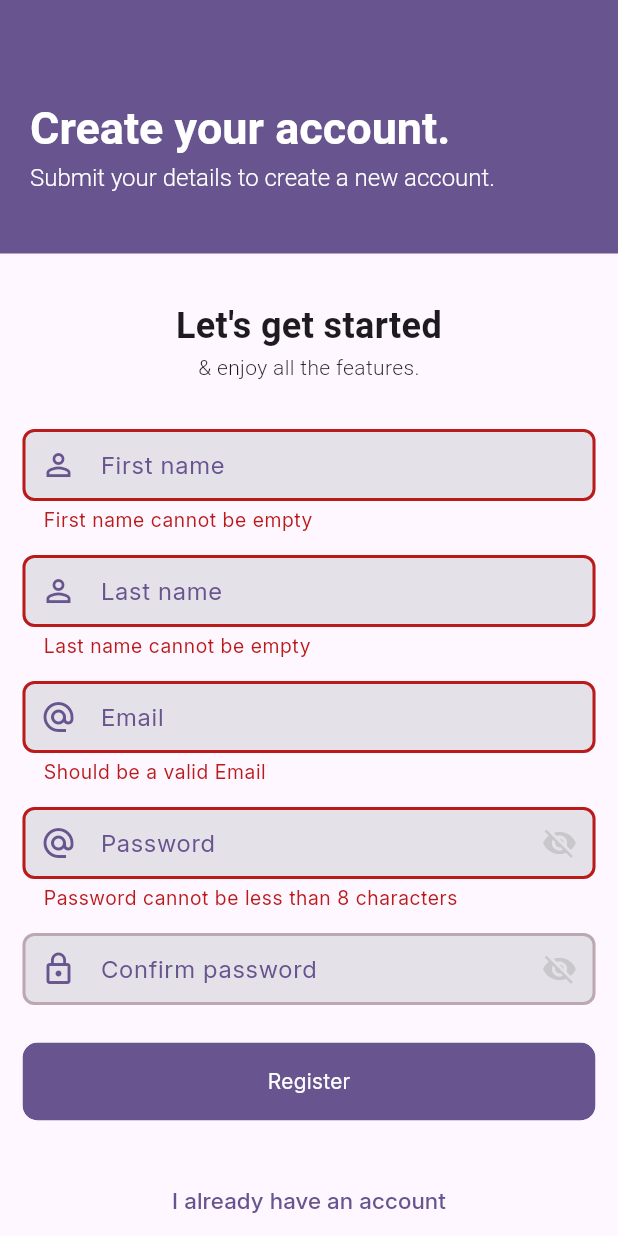
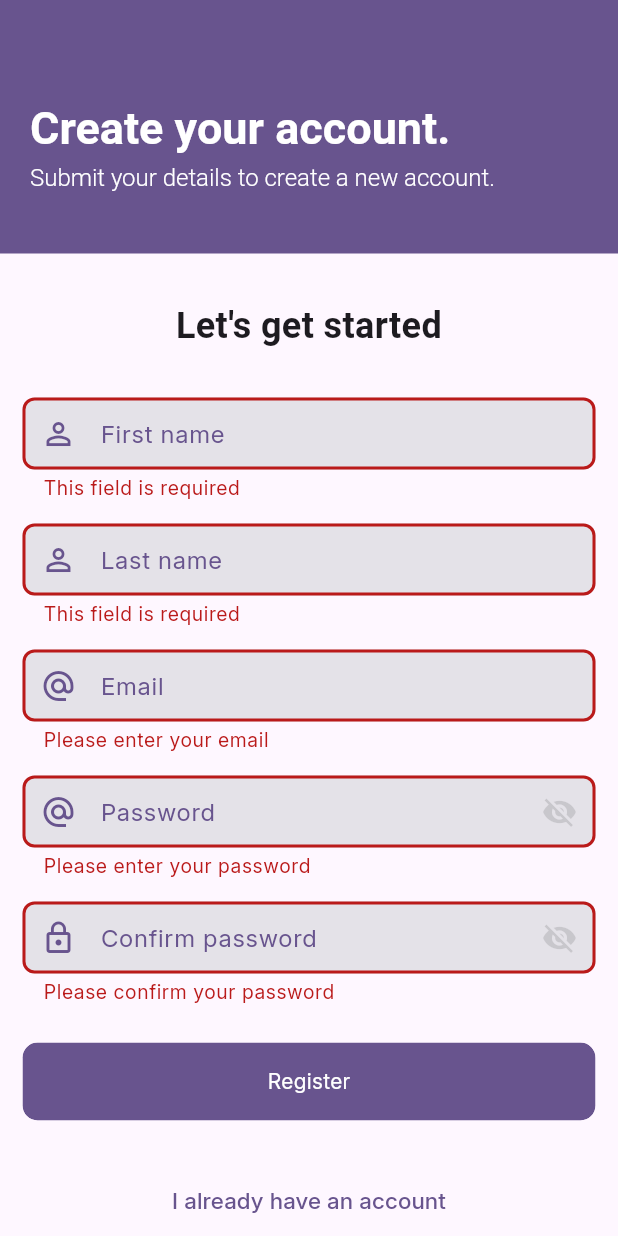
Before and after one commit to pasanjg/TripSplit, a Flutter app: the RegisterScreen screen opened by its route, after a tap on "Register", on a phone screen of 412 x 824 dp. Run offline on Flutter 3.47's test engine with Material 3 defaults, Android fonts, the light colour scheme and no system bars; our stand-ins replace cloud_firestore, firebase_auth, firebase_core, firebase_messaging, fl_chart, responsive_framework; accounts and stored records are empty.

Commit message:
Firebase Auth

```diff
--- /dev/null
+++ b/lib/entities/user.dart
@@ -0,0 +1,68 @@
+import 'package:cloud_firestore/cloud_firestore.dart';
+
+class User {
+  String? id;
+  String? firstname;
+  String? lastname;
+  String? email;
+  String? deviceToken;
+  DateTime? createdAt;
+  DateTime? updatedAt;
+
+  String? password;
+
+  User({
+    this.id,
+    this.firstname,
+    this.lastname,
+    this.email,
+    this.createdAt,
+    this.updatedAt,
+  }) {
+    createdAt = DateTime.now();
+    updatedAt = DateTime.now();
+  }
+
+  String get fullName => '$firstname $lastname';
+  String get initials => '${firstname![0]}${lastname![0]}';
+
+  User.fromSnapshot(DocumentSnapshot snapshot)
+      : this.fromMap(snapshot.data() as Map<String, dynamic>);
+
+  User.fromMap(Map<String, dynamic> data) {
+    id = data['id'];
+    firstname = data['firstname'];
+    lastname = data['lastname'];
+    email = data['email'];
+    deviceToken = data['deviceToken'];
+    createdAt = data['createdAt'].toDate();
+    updatedAt = data['updatedAt'].toDate();
+  }
+
+  User.fromJson(Map<String, dynamic> json) {
+    id = json['id'];
+    firstname = json['firstname'];
+    lastname = json['lastname'];
+    email = json['email'];
+    deviceToken = json['deviceToken'];
+    createdAt = json['createdAt'];
+    updatedAt = json['updatedAt'];
+  }
+
+  Map<String, dynamic> toJson() {
+    final Map<String, dynamic> data = <String, dynamic>{};
+    data['id'] = id;
+    data['firstname'] = firstname;
+    data['lastname'] = lastname;
+    data['email'] = email;
+    data['deviceToken'] = deviceToken;
+    data['createdAt'] = createdAt;
+    data['updatedAt'] = updatedAt;
+    return data;
+  }
+
+  @override
+  String toString() {
+    return toJson().toString();
+  }
+}
--- a/lib/main.dart
+++ b/lib/main.dart
@@ -1,6 +1,8 @@
 import 'package:firebase_core/firebase_core.dart';
 import 'package:flutter/material.dart';
+import 'package:provider/provider.dart';
 import 'package:responsive_framework/responsive_framework.dart';
+import 'package:tripsplit/models/user_model.dart';
 
 import './routes/route.dart';
 import './screens/splash_screen.dart';
@@ -11,16 +13,22 @@
   await Firebase.initializeApp(
     options: DefaultFirebaseOptions.currentPlatform,
   );
-  runApp(const MyApp());
+  runApp(MyApp());
 }
 
 class MyApp extends StatelessWidget {
-  const MyApp({super.key});
+  MyApp({super.key});
+
+  final _userModel = UserModel();
 
   // This widget is the root of your application.
   @override
   Widget build(BuildContext context) {
-    return MaterialApp(
+    return MultiProvider(
+      providers: [
+        ChangeNotifierProvider<UserModel>.value(value: _userModel),
+      ],
+      child: MaterialApp(
         debugShowCheckedModeBanner: false,
         title: 'TripSplit',
         theme: ThemeData(
@@ -50,6 +58,7 @@
             child: child!,
           );
         },
+      ),
     );
   }
 }
--- /dev/null
+++ b/lib/mixins/validate_mixin.dart
@@ -0,0 +1,32 @@
+mixin ValidateMixin {
+  String? validateEmail(String? email) {
+    if (email == null || email.isEmpty) {
+      return 'Please enter your email';
+    }
+    final emailRegExp = RegExp(r'^[\w-\.]+@([\w-]+\.)+[\w-]{2,4}$');
+    return emailRegExp.hasMatch(email) ? null : 'Please enter a valid email';
+  }
+
+  String? validatePassword(String? password) {
+    if (password == null || password.isEmpty) {
+      return 'Please enter your password';
+    }
+    return password.length >= 8
+        ? null
+        : 'Password must be at least 8 characters';
+  }
+
+  String? validateText(String? text) {
+    if (text == null || text.isEmpty) {
+      return 'This field is required';
+    }
+    return null;
+  }
+
+  String? validateConfirmPassword(String? password, String? confirmPassword) {
+    if (password == null || confirmPassword == null || confirmPassword.isEmpty) {
+      return 'Please confirm your password';
+    }
+    return password == confirmPassword ? null : 'Passwords do not match';
+  }
+}
--- a/lib/screens/auth/login_screen.dart
+++ b/lib/screens/auth/login_screen.dart
@@ -1,7 +1,10 @@
 import 'package:flutter/material.dart';
+import 'package:provider/provider.dart';
+import 'package:tripsplit/mixins/validate_mixin.dart';
 
 import '../../common/helpers/ui_helper.dart';
 import '../../common/constants/constants.dart';
+import '../../models/user_model.dart';
 import '../../widgets/custom/index.dart';
 
 class LoginScreen extends StatefulWidget {
@@ -11,9 +14,11 @@ class LoginScreen extends StatefulWidget {
   State<LoginScreen> createState() => _LoginScreenState();
 }
 
-class _LoginScreenState extends State<LoginScreen> {
+class _LoginScreenState extends State<LoginScreen> with ValidateMixin {
   GlobalKey<FormState>? loginFormKey;
   OverlayEntry? loader;
+
+  String? email, password;
 
   @override
   void initState() {
@@ -28,7 +33,16 @@ class _LoginScreenState extends State<LoginScreen> {
       loginFormKey!.currentState!.save();
       Overlay.of(context).insert(loader!);
 
-      Navigator.of(context).pushReplacementNamed(RouteNames.home);
+      await Provider.of<UserModel>(context, listen: false).login(
+        email: email!,
+        password: password!,
+      );
+
+      Navigator.of(context).pushNamedAndRemoveUntil(
+        RouteNames.home,
+        (route) => false,
+      );
+
       loader!.remove();
     }
   }
@@ -103,10 +117,8 @@ class _LoginScreenState extends State<LoginScreen> {
                       CustomTextFormField(
                         textInputAction: TextInputAction.next,
                         keyboardType: TextInputType.emailAddress,
-                        onSaved: (input) => {},
-                        validator: (input) => !input!.contains('@')
-                            ? "Should be a valid Email"
-                            : null,
+                        onSaved: (input) => email = input,
+                        validator: validateEmail,
                         decoration: CustomTextFormField.buildDecoration(context)
                             .copyWith(
                           labelText: "Email",
@@ -121,10 +133,8 @@ class _LoginScreenState extends State<LoginScreen> {
                       CustomTextFormField(
                         textInputAction: TextInputAction.done,
                         keyboardType: TextInputType.visiblePassword,
-                        onSaved: (input) => {},
-                        validator: (input) => input!.length < 8
-                            ? "Password cannot be less than 8 characters"
-                            : null,
+                        onSaved: (input) => password = input,
+                        validator: validatePassword,
                         isPassword: true,
                         decoration: CustomTextFormField.buildDecoration(context)
                             .copyWith(
--- a/lib/screens/auth/register_screen.dart
+++ b/lib/screens/auth/register_screen.dart
@@ -1,4 +1,8 @@
 import 'package:flutter/material.dart';
+import 'package:provider/provider.dart';
+import 'package:tripsplit/common/constants/constants.dart';
+import 'package:tripsplit/mixins/validate_mixin.dart';
+import 'package:tripsplit/models/user_model.dart';
 
 import '../../common/helpers/ui_helper.dart';
 import '../../widgets/custom/index.dart';
@@ -10,11 +14,11 @@ class RegisterScreen extends StatefulWidget {
   State<RegisterScreen> createState() => _RegisterScreenState();
 }
 
-class _RegisterScreenState extends State<RegisterScreen> {
+class _RegisterScreenState extends State<RegisterScreen> with ValidateMixin {
   GlobalKey<FormState>? _registerFormKey;
   OverlayEntry? _loader;
 
-  final TextEditingController _password = TextEditingController();
+  String? firstname, lastname, email, password, confirmPassword;
 
   @override
   void initState() {
@@ -23,13 +27,24 @@ class _RegisterScreenState extends State<RegisterScreen> {
     _registerFormKey = GlobalKey<FormState>();
   }
 
-  void registerUser(BuildContext context) async {
+  Future<void> registerUser(BuildContext context) async {
     FocusScope.of(context).unfocus();
     if (_registerFormKey!.currentState!.validate()) {
       _registerFormKey!.currentState!.save();
       Overlay.of(context).insert(_loader!);
 
-      Navigator.pop(context);
+      await Provider.of<UserModel>(context, listen: false).createUser(
+        firstname: firstname!,
+        lastname: lastname!,
+        email: email!,
+        password: password!,
+      );
+
+      Navigator.of(context).pushNamedAndRemoveUntil(
+        RouteNames.home,
+        (route) => false,
+      );
+
       _loader!.remove();
     }
   }
@@ -90,13 +105,13 @@ class _RegisterScreenState extends State<RegisterScreen> {
                             height: 1.5,
                           ),
                           children: <TextSpan>[
-                            TextSpan(
-                              text: '\n& enjoy all the features.',
-                              style: TextStyle(
-                                fontSize: 14.0,
-                                fontWeight: FontWeight.w300,
-                              ),
-                            ),
+                            // TextSpan(
+                            //   text: '\n& enjoy all the features.',
+                            //   style: TextStyle(
+                            //     fontSize: 14.0,
+                            //     fontWeight: FontWeight.w300,
+                            //   ),
+                            // ),
                           ],
                         ),
                       ),
@@ -105,10 +120,8 @@ class _RegisterScreenState extends State<RegisterScreen> {
                         textInputAction: TextInputAction.next,
                         keyboardType: TextInputType.name,
                         textCapitalization: TextCapitalization.words,
-                        onSaved: (input) => {},
-                        validator: (input) => input!.isEmpty
-                            ? "First name cannot be empty"
-                            : null,
+                        onSaved: (input) => firstname = input,
+                        validator: validateText,
                         decoration: CustomTextFormField.buildDecoration(context)
                             .copyWith(
                           labelText: "First name",
@@ -124,9 +137,8 @@ class _RegisterScreenState extends State<RegisterScreen> {
                         textInputAction: TextInputAction.next,
                         keyboardType: TextInputType.name,
                         textCapitalization: TextCapitalization.words,
-                        onSaved: (input) => {},
-                        validator: (input) =>
-                            input!.isEmpty ? "Last name cannot be empty" : null,
+                        onSaved: (input) => lastname = input,
+                        validator: validateText,
                         decoration: CustomTextFormField.buildDecoration(context)
                             .copyWith(
                           labelText: "Last name",
@@ -141,10 +153,8 @@ class _RegisterScreenState extends State<RegisterScreen> {
                       TextFormField(
                         textInputAction: TextInputAction.next,
                         keyboardType: TextInputType.emailAddress,
-                        onSaved: (input) => {},
-                        validator: (input) => !input!.contains('@')
-                            ? "Should be a valid Email"
-                            : null,
+                        onSaved: (input) => email = input,
+                        validator: validateEmail,
                         decoration: CustomTextFormField.buildDecoration(context)
                             .copyWith(
                           labelText: "Email",
@@ -157,13 +167,11 @@ class _RegisterScreenState extends State<RegisterScreen> {
                       ),
                       const SizedBox(height: 15.0),
                       CustomTextFormField(
-                        controller: _password,
                         textInputAction: TextInputAction.next,
                         keyboardType: TextInputType.visiblePassword,
-                        onSaved: (input) => {},
-                        validator: (input) => input!.length < 8
-                            ? "Password cannot be less than 8 characters"
-                            : null,
+                        onSaved: (input) => password = input,
+                        onChanged: (input) => password = input,
+                        validator: validatePassword,
                         isPassword: true,
                         decoration: CustomTextFormField.buildDecoration(context)
                             .copyWith(
@@ -179,9 +187,8 @@ class _RegisterScreenState extends State<RegisterScreen> {
                       CustomTextFormField(
                         textInputAction: TextInputAction.done,
                         keyboardType: TextInputType.visiblePassword,
-                        validator: (input) => input != _password.text
-                            ? "Should match the given password"
-                            : null,
+                        validator: (input) =>
+                            validateConfirmPassword(password, input),
                         isPassword: true,
                         decoration: CustomTextFormField.buildDecoration(context)
                             .copyWith(
--- /dev/null
+++ b/lib/services/firebase_service.dart
@@ -0,0 +1,55 @@
+import 'package:cloud_firestore/cloud_firestore.dart';
+import 'package:firebase_auth/firebase_auth.dart' as auth;
+import 'package:firebase_messaging/firebase_messaging.dart';
+
+import '../entities/user.dart';
+
+class FirebaseService {
+  final auth.FirebaseAuth _auth = auth.FirebaseAuth.instance;
+  final FirebaseFirestore _firestore = FirebaseFirestore.instance;
+  final FirebaseMessaging _messaging = FirebaseMessaging.instance;
+
+  // Stream<auth.User?> get authStateChanges => _auth.authStateChanges();
+
+  Future<auth.UserCredential> createUserWithEmailAndPassword({
+    required String email,
+    required String password,
+  }) async {
+    return await _auth.createUserWithEmailAndPassword(
+      email: email,
+      password: password,
+    );
+  }
+
+  Future<void> loginFirebaseEmail({
+    required String email,
+    required String password,
+  }) async {
+    await _auth.signInWithEmailAndPassword(
+      email: email,
+      password: password,
+    );
+  }
+
+  Future<void> logout() async {
+    await _auth.signOut();
+  }
+
+  Future<void> saveUserToFirestore(User user) async {
+    final token = await _messaging.getToken();
+    user.deviceToken = token;
+    print('token: $token');
+    await _firestore.collection('users').doc(user.id).set(user.toJson());
+  }
+
+  Future<User?> getUserFromFirestore() async {
+    if (_auth.currentUser == null) {
+      return null;
+    }
+    print('uid: ${_auth.currentUser!.uid}');
+
+    final user =
+        await _firestore.collection('users').doc(_auth.currentUser!.uid).get();
+    return User.fromMap(user.data() as Map<String, dynamic>);
+  }
+}
--- a/lib/widgets/custom/custom_button.dart
+++ b/lib/widgets/custom/custom_button.dart
@@ -10,6 +10,7 @@ class CustomButton extends StatelessWidget {
   final double borderRadius;
   final VoidCallback? onTap;
   final bool block;
+  final bool loading;
 
   const CustomButton({
     super.key,
@@ -21,12 +22,41 @@ class CustomButton extends StatelessWidget {
     this.borderRadius = 10.0,
     this.onTap,
     this.block = false,
+    this.loading = false,
   });
+
+  Widget _buildButtonChild(BuildContext context) {
+    if (loading) {
+      return SizedBox(
+        height: 20.0,
+        width: 20.0,
+        child: CircularProgressIndicator(
+          strokeWidth: 2.0,
+          color: backgroundColor != null
+              ? backgroundColor?.computedLuminance()
+              : Theme.of(context).primaryColor.computedLuminance(),
+        ),
+      );
+    }
+
+    if (text.isNotEmpty) {
+      return Text(
+        text,
+        style: TextStyle(
+          color: backgroundColor != null
+              ? backgroundColor?.computedLuminance()
+              : Theme.of(context).primaryColor.computedLuminance(),
+        ),
+      );
+    }
+
+    return child;
+  }
 
   @override
   Widget build(BuildContext context) {
     return InkWell(
-      onTap: onTap,
+      onTap: loading ? null : onTap,
       child: ClipRRect(
         borderRadius: BorderRadius.all(
           Radius.circular(borderRadius),
@@ -40,18 +70,9 @@ class CustomButton extends StatelessWidget {
               Radius.circular(borderRadius),
             ),
           ),
-          child: text.isNotEmpty
-              ? Center(
-                  child: Text(
-                    text,
-                    style: TextStyle(
-                      color: backgroundColor != null
-                          ? backgroundColor?.computedLuminance()
-                          : Theme.of(context).primaryColor.computedLuminance(),
-                    ),
-                  ),
-                )
-              : Center(child: child),
+          child: Center(
+            child: _buildButtonChild(context),
+          ),
         ),
       ),
     );
--- a/lib/widgets/custom/custom_text_form_field.dart
+++ b/lib/widgets/custom/custom_text_form_field.dart
@@ -11,6 +11,8 @@ class CustomTextFormField extends StatefulWidget {
   final InputDecoration? decoration;
   final String? Function(String?)? validator;
   final void Function(String?)? onSaved;
+  final void Function(String?)? onChanged;
+  final bool enabled;
 
   const CustomTextFormField({
     super.key,
@@ -22,6 +24,8 @@ class CustomTextFormField extends StatefulWidget {
     this.decoration,
     this.validator,
     this.onSaved,
+    this.onChanged,
+    this.enabled = true,
   });
 
   @override
@@ -96,7 +100,9 @@ class _CustomTextFormFieldState extends State<CustomTextFormField> {
       textInputAction: widget.textInputAction,
       validator: widget.validator,
       onSaved: widget.onSaved,
+      onChanged: widget.onChanged,
       obscureText: widget.isPassword && _hidePassword,
+      enabled: widget.enabled,
       decoration: CustomTextFormField.buildDecoration(context).copyWith(
         suffixIcon: widget.isPassword
             ? Material(
--- a/lib/widgets/custom/expandable_custom_card.dart
+++ b/lib/widgets/custom/expandable_custom_card.dart
@@ -41,6 +41,7 @@ class _ExpandableCustomCardState extends State<ExpandableCustomCard> {
         child: Row(
           mainAxisAlignment: MainAxisAlignment.center,
           children: [
+            Text('See more', style: TextStyle(fontSize: 12.0),),
             Icon(
               _isExpanded ? Icons.keyboard_arrow_up : Icons.keyboard_arrow_down,
               color: Theme.of(context).dividerColor.darken(0.2),
--- a/pubspec.yaml
+++ b/pubspec.yaml
@@ -43,6 +43,8 @@ dependencies:
   firebase_crashlytics: ^4.1.0
   fl_chart: ^0.69.0
   responsive_framework: ^1.5.1
+  provider: ^6.1.2
+  firebase_messaging: ^15.1.2
 
 dev_dependencies:
   flutter_test:
```
Also changed, not shown: lib/models/user_model.dart (added, +89 -0 lines), lib/screens/settings_screen.dart (+69 -5 lines), lib/screens/splash_screen.dart (+13 -5 lines), pubspec.lock. Lines whose indentation alone changed are shown as unchanged.
